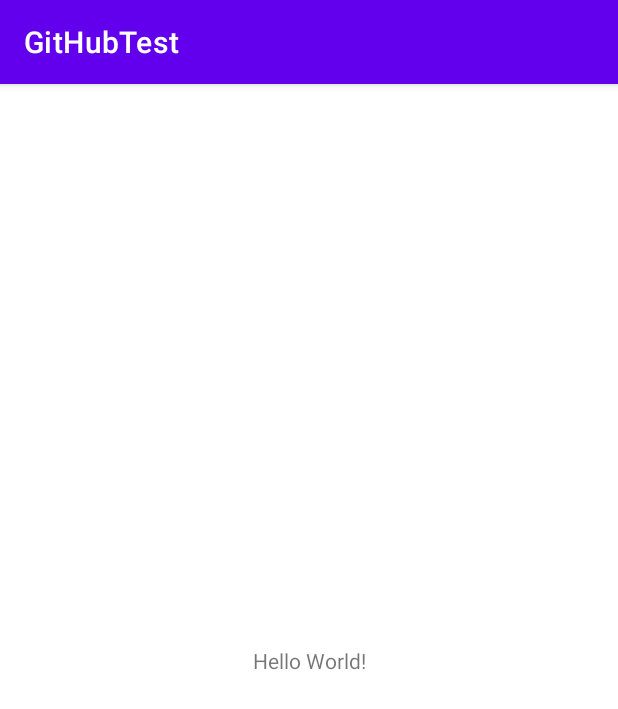
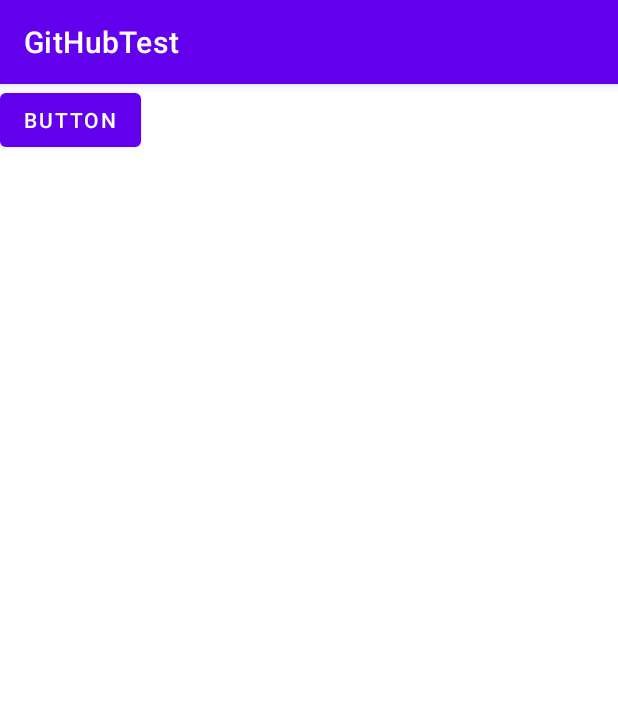
Before and after one commit to ezraMadeMe/GitHubTest, an Android app: the screen it shows after launch (MainActivity), on a phone screen of 412 x 824 dp. Shown: the top 709 px of the screen. Run offline under Robolectric (Android 15) with nearby library versions, the phone set to English and light mode, and no system bars.

Commit message:
commit 3

```diff
--- a/app/src/main/java/com/ezralee/githubtest/MainActivity.kt
+++ b/app/src/main/java/com/ezralee/githubtest/MainActivity.kt
@@ -2,10 +2,15 @@ package com.ezralee.githubtest
 
 import androidx.appcompat.app.AppCompatActivity
 import android.os.Bundle
+import android.widget.Button
+import android.widget.Toast
 
 class MainActivity : AppCompatActivity() {
     override fun onCreate(savedInstanceState: Bundle?) {
         super.onCreate(savedInstanceState)
         setContentView(R.layout.activity_main)
+
+        val btn:Button = findViewById(R.id.btn)
+        btn.setOnClickListener { Toast.makeText(this, "button clicked", Toast.LENGTH_SHORT).show() }
     }
 }
--- a/app/src/main/res/layout/activity_main.xml
+++ b/app/src/main/res/layout/activity_main.xml
@@ -1,18 +1,15 @@
 <?xml version="1.0" encoding="utf-8"?>
-<androidx.constraintlayout.widget.ConstraintLayout xmlns:android="http://schemas.android.com/apk/res/android"
+<RelativeLayout xmlns:android="http://schemas.android.com/apk/res/android"
     xmlns:app="http://schemas.android.com/apk/res-auto"
     xmlns:tools="http://schemas.android.com/tools"
     android:layout_width="match_parent"
     android:layout_height="match_parent"
     tools:context=".MainActivity">
 
-    <TextView
+    <Button
+        android:id="@+id/btn"
         android:layout_width="wrap_content"
         android:layout_height="wrap_content"
-        android:text="Hello World!"
-        app:layout_constraintBottom_toBottomOf="parent"
-        app:layout_constraintEnd_toEndOf="parent"
-        app:layout_constraintStart_toStartOf="parent"
-        app:layout_constraintTop_toTopOf="parent" />
+        android:text="button"/>
 
-</androidx.constraintlayout.widget.ConstraintLayout>
+</RelativeLayout>
```
